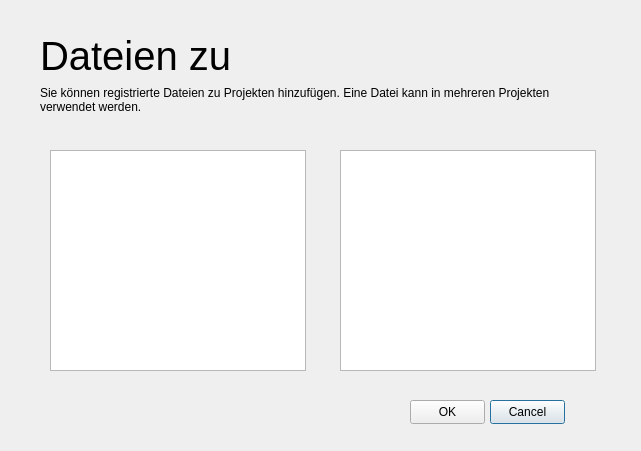
First picture: the form in addfilestoproject.ui, repository jakoly/identFS, before the edit.
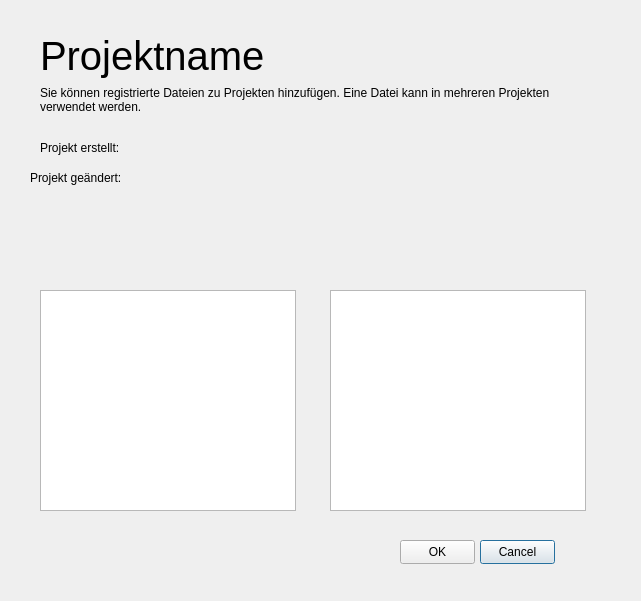
Second picture: the form after the edit.

```diff
--- a/addfilestoproject.ui
+++ b/addfilestoproject.ui
@@ -7,7 +7,7 @@
     <x>0</x>
     <y>0</y>
     <width>641</width>
-    <height>451</height>
+    <height>601</height>
    </rect>
   </property>
   <property name="windowTitle">
@@ -16,8 +16,8 @@
   <widget class="QPushButton" name="pushButtonCancel">
    <property name="geometry">
     <rect>
-     <x>490</x>
-     <y>400</y>
+     <x>480</x>
+     <y>540</y>
      <width>75</width>
      <height>24</height>
     </rect>
@@ -29,8 +29,8 @@
   <widget class="QListWidget" name="listWidgetFiles">
    <property name="geometry">
     <rect>
-     <x>340</x>
-     <y>150</y>
+     <x>330</x>
+     <y>290</y>
      <width>256</width>
      <height>221</height>
     </rect>
@@ -39,8 +39,8 @@
   <widget class="QPushButton" name="pushButtonOk">
    <property name="geometry">
     <rect>
-     <x>410</x>
-     <y>400</y>
+     <x>400</x>
+     <y>540</y>
      <width>75</width>
      <height>24</height>
     </rect>
@@ -54,7 +54,7 @@
     <rect>
      <x>40</x>
      <y>70</y>
-     <width>551</width>
+     <width>531</width>
      <height>61</height>
     </rect>
    </property>
@@ -92,19 +92,45 @@
     </font>
    </property>
    <property name="text">
-    <string>Dateien zu </string>
+    <string>Projektname</string>
    </property>
   </widget>
   <widget class="QListWidget" name="listWidgetFilesInProject">
    <property name="geometry">
     <rect>
-     <x>50</x>
-     <y>150</y>
+     <x>40</x>
+     <y>290</y>
      <width>256</width>
      <height>221</height>
     </rect>
    </property>
   </widget>
+  <widget class="QLabel" name="labelCreated">
+   <property name="geometry">
+    <rect>
+     <x>40</x>
+     <y>140</y>
+     <width>411</width>
+     <height>16</height>
+    </rect>
+   </property>
+   <property name="text">
+    <string>Projekt erstellt: </string>
+   </property>
+  </widget>
+  <widget class="QLabel" name="labelLastChange">
+   <property name="geometry">
+    <rect>
+     <x>30</x>
+     <y>170</y>
+     <width>441</width>
+     <height>16</height>
+    </rect>
+   </property>
+   <property name="text">
+    <string>Projekt geändert:</string>
+   </property>
+  </widget>
  </widget>
  <resources/>
  <connections/>
```
